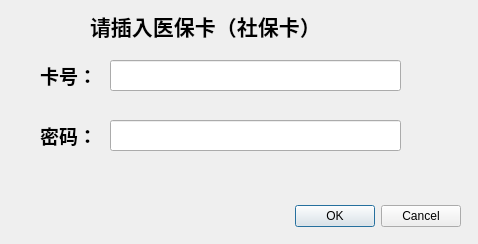
First picture: the form in a_1_ypls_check.ui, repository yanshiC/ybt, before the edit.
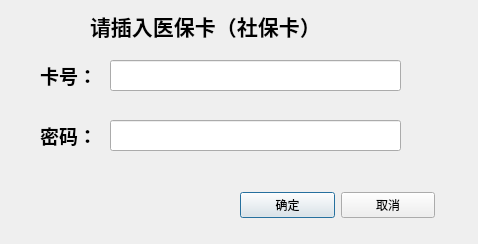
Second picture: the form after the edit.

Patch:
```diff
--- a/a_1_ypls_check.ui
+++ b/a_1_ypls_check.ui
@@ -13,22 +13,6 @@
   <property name="windowTitle">
    <string>Dialog</string>
   </property>
-  <widget class="QDialogButtonBox" name="buttonBox">
-   <property name="geometry">
-    <rect>
-     <x>10</x>
-     <y>200</y>
-     <width>451</width>
-     <height>32</height>
-    </rect>
-   </property>
-   <property name="orientation">
-    <enum>Qt::Horizontal</enum>
-   </property>
-   <property name="standardButtons">
-    <set>QDialogButtonBox::Cancel|QDialogButtonBox::Ok</set>
-   </property>
-  </widget>
   <widget class="QLabel" name="label">
    <property name="geometry">
     <rect>
@@ -91,6 +75,32 @@
     <enum>QLineEdit::Password</enum>
    </property>
   </widget>
+  <widget class="QWidget" name="layoutWidget">
+   <property name="geometry">
+    <rect>
+     <x>240</x>
+     <y>190</y>
+     <width>195</width>
+     <height>30</height>
+    </rect>
+   </property>
+   <layout class="QHBoxLayout" name="horizontalLayout">
+    <item>
+     <widget class="QPushButton" name="bt_check">
+      <property name="text">
+       <string>确定</string>
+      </property>
+     </widget>
+    </item>
+    <item>
+     <widget class="QPushButton" name="bt_cancel">
+      <property name="text">
+       <string>取消</string>
+      </property>
+     </widget>
+    </item>
+   </layout>
+  </widget>
  </widget>
  <resources/>
  <connections>
```
Left out of the diff: 42 changed lines with no effect on the pictures.
